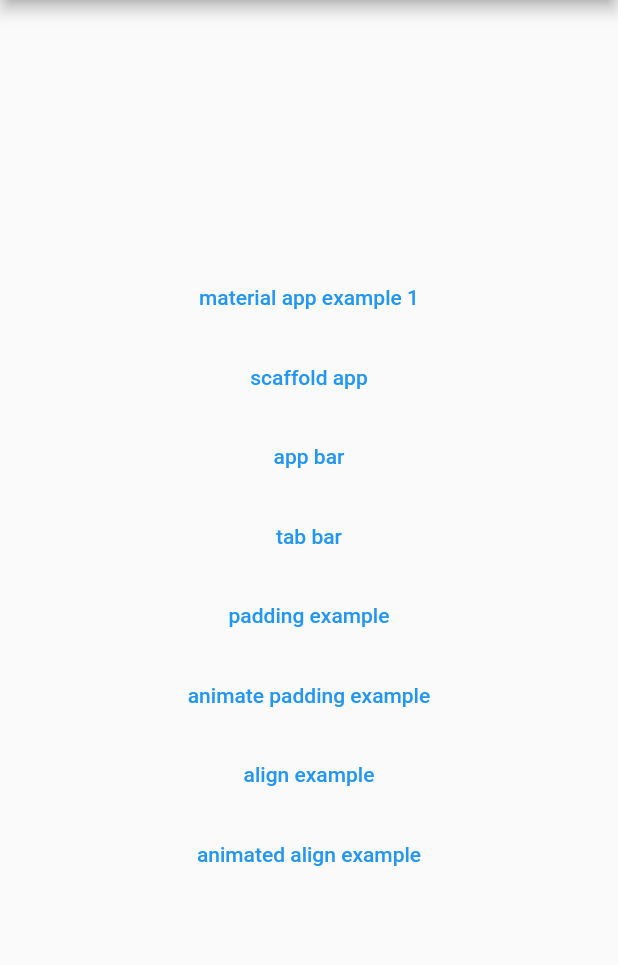
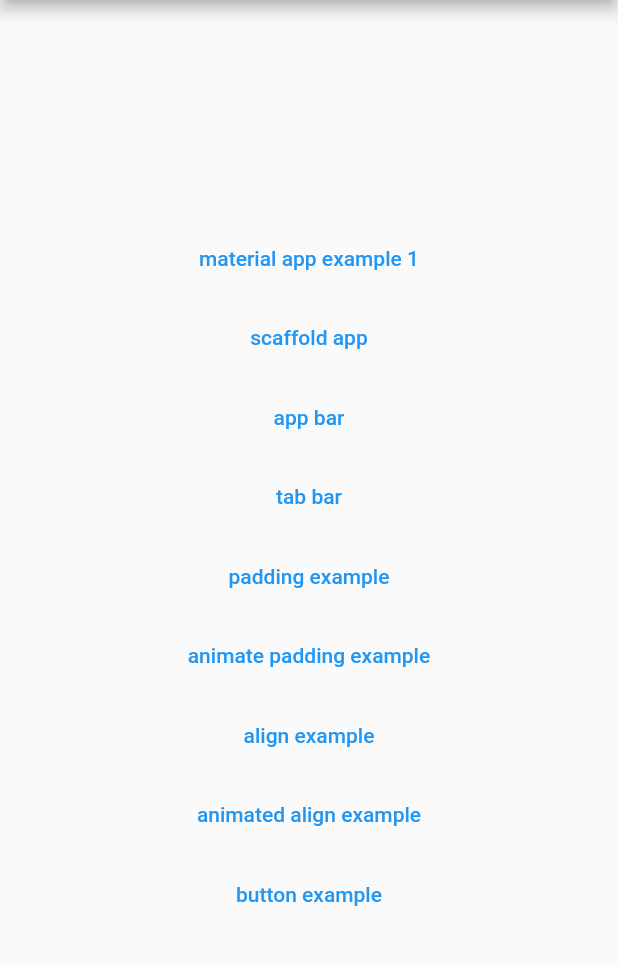
Before and after one commit to simonyang81/practice_flutter, a Flutter app: the screen it shows after launch, on a phone screen of 412 x 824 dp, the part 84-1049 px from its top. Run offline on Flutter 3.47's test engine with Material 2 defaults, Android fonts, the phone set to English and light mode, and no system bars; our stand-ins replace get; missing offline and left inert: f_logs.

Commit message:
button example

```diff
--- a/lib/main.dart
+++ b/lib/main.dart
@@ -102,6 +102,12 @@ class _MyHomePageState extends State<MyHomePage> {
               Get.toNamed(Routes.animatedAlignExample);
             }, child: const Text('animated align example')),
 
+            const SizedBox(height: 5,),
+
+            TextButton(onPressed: () {
+              Get.toNamed(Routes.buttonExample);
+            }, child: const Text('button example')),
+
           ],
         ),
       ),
--- a/lib/routes/pages.dart
+++ b/lib/routes/pages.dart
@@ -14,6 +14,7 @@ import 'package:practice_flutter/animated_align_example/animated_align_example.d
 import 'package:practice_flutter/animated_padding_example/animated_padding_example.dart';
 
 import '../app_bar_example/app_bar_example.dart';
+import '../button_example/button_example.dart';
 import '../material_app_example/material_app_example1.dart';
 import '../padding_example/padding_example.dart';
 import '../scaffold_example/scaffold_example.dart';
@@ -64,6 +65,11 @@ class Pages {
         page: () => const AnimatedAlignExample(),
         transition: Transition.rightToLeft),
 
+    GetPage(
+        name: Routes.buttonExample,
+        page: () => const ButtonExample(),
+        transition: Transition.rightToLeft),
+
   ];
 
 
--- a/lib/routes/routes.dart
+++ b/lib/routes/routes.dart
@@ -22,6 +22,7 @@ abstract class Routes {
   static const animatedPaddingExample     = '/animated-padding-example';
   static const alignExample               = '/align-example';
   static const animatedAlignExample       = '/animated-align-example';
+  static const buttonExample              = '/button-example';
 
 
 }
```
Also changed, not shown: lib/button_example/button_example.dart (added, +76 -0 lines).
